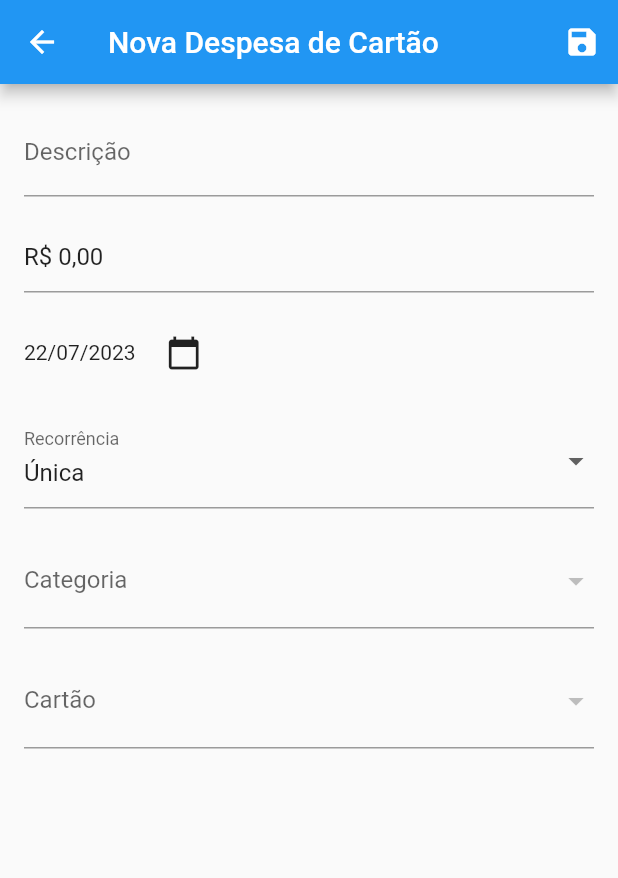
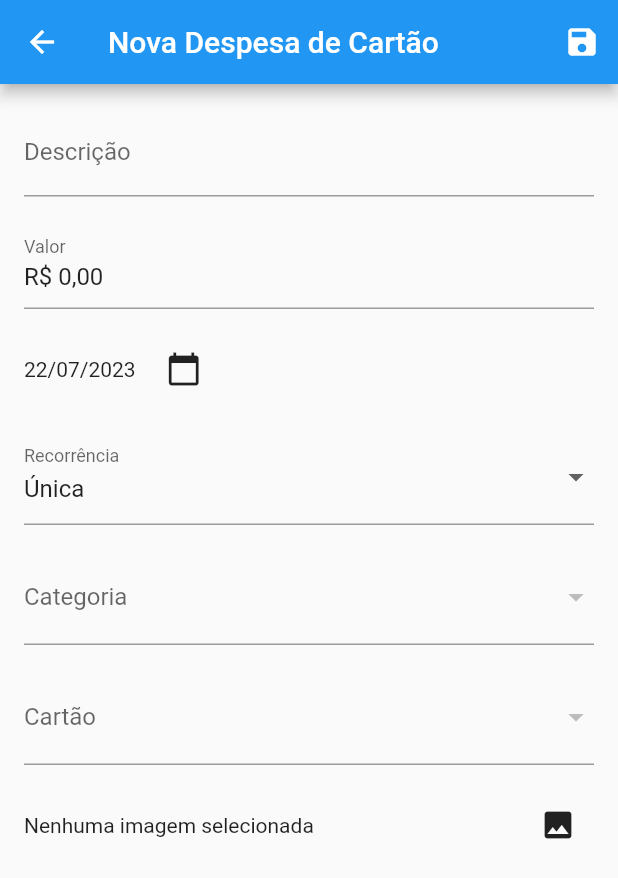
Before and after one commit to abeeatriz/da_minha_conta, a Flutter app: the NovaDespesaCartao screen opened directly, on a phone screen of 412 x 824 dp. Shown: the top 878 px of the screen. Run offline on Flutter 3.47's test engine with Material 2 defaults, Android fonts, the light colour scheme and no system bars; our stand-ins replace extended_masked_text, image_picker, sqflite; accounts and stored records are empty.

Commit message:
Add upload image action

```diff
--- a/lib/screens/despesas/nova_despesa_cartao.dart
+++ b/lib/screens/despesas/nova_despesa_cartao.dart
@@ -1,3 +1,4 @@
+import 'dart:io';
 import 'package:da_minha_conta/dao/cartao_dao.dart';
 import 'package:da_minha_conta/dao/categoria_dao.dart';
 import 'package:da_minha_conta/dao/conta_dao.dart';
@@ -12,6 +13,7 @@ import 'package:da_minha_conta/model/despesaCartao.dart';
 import 'package:da_minha_conta/model/transacao.dart';
 import 'package:extended_masked_text/extended_masked_text.dart';
 import 'package:flutter/material.dart';
+import 'package:image_picker/image_picker.dart';
 import 'package:intl/intl.dart';
 
 class NovaDespesaCartao extends StatefulWidget {
@@ -37,6 +39,7 @@ class NovaDespesaCartaoState extends State<NovaDespesaCartao> {
   String _recorrencia = 'Única';
   Categoria? _categoriaSelecionada;
   Cartao? _cartaoSelecionado;
+  File? _imagemSelecionada;
 
   final List<String> _recorrenciaOptions = [
     'Única',
@@ -122,6 +125,16 @@ class NovaDespesaCartaoState extends State<NovaDespesaCartao> {
     }
   }
 
+   Future<void> _selectImage() async {
+    final pickedFile =
+        await ImagePicker().pickImage(source: ImageSource.gallery);
+    if (pickedFile != null) {
+      setState(() {
+        _imagemSelecionada = File(pickedFile.path);
+      });
+    }
+  }
+
   @override
   Widget build(BuildContext context) {
     return Scaffold(
@@ -155,6 +168,7 @@ class NovaDespesaCartaoState extends State<NovaDespesaCartao> {
               ),
               const SizedBox(height: 16.0),
               TextFormField(
+                decoration: const InputDecoration(labelText: 'Valor'),
                 controller: _valorController,
                 keyboardType: TextInputType.number,
                 validator: (value) {
@@ -245,6 +259,22 @@ class NovaDespesaCartaoState extends State<NovaDespesaCartao> {
                   return null;
                 },
               ),
+              const SizedBox(height: 16.0),
+              Row(
+                  children: [
+                    Expanded(
+                      child: Text(
+                        _imagemSelecionada != null
+                            ? 'Imagem selecionada'
+                            : 'Nenhuma imagem selecionada',
+                      ),
+                    ),
+                    IconButton(
+                      icon: const Icon(Icons.image),
+                      onPressed: _selectImage,
+                    ),
+                  ],
+                ),
             ],
           ),
         ),
```
